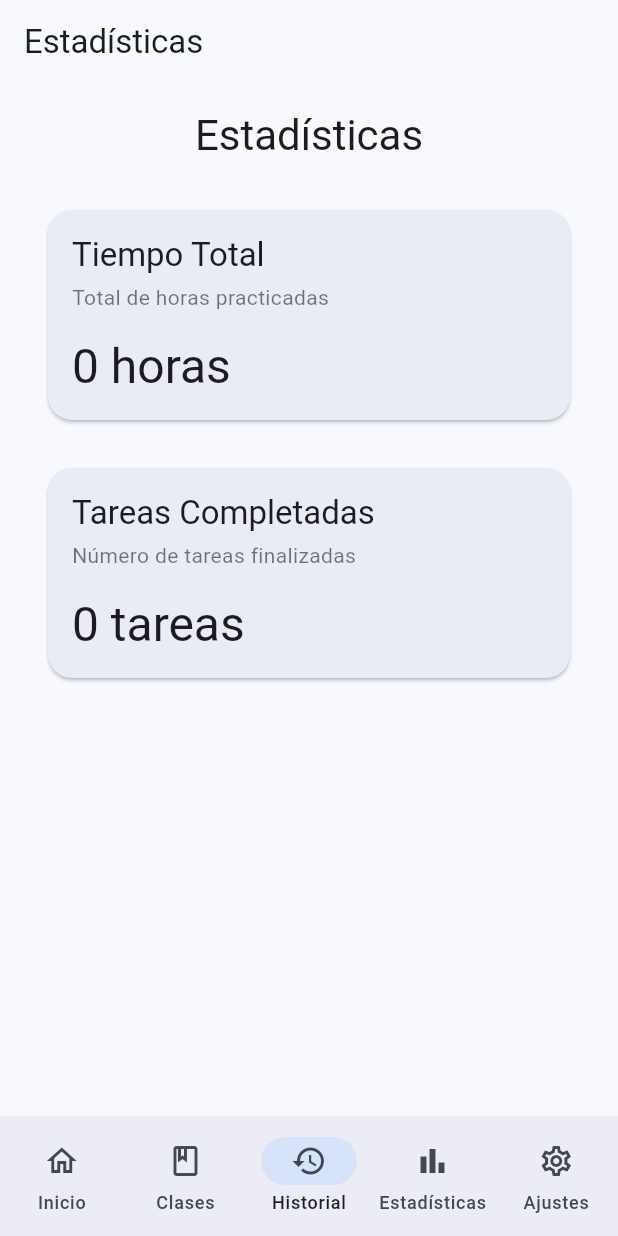
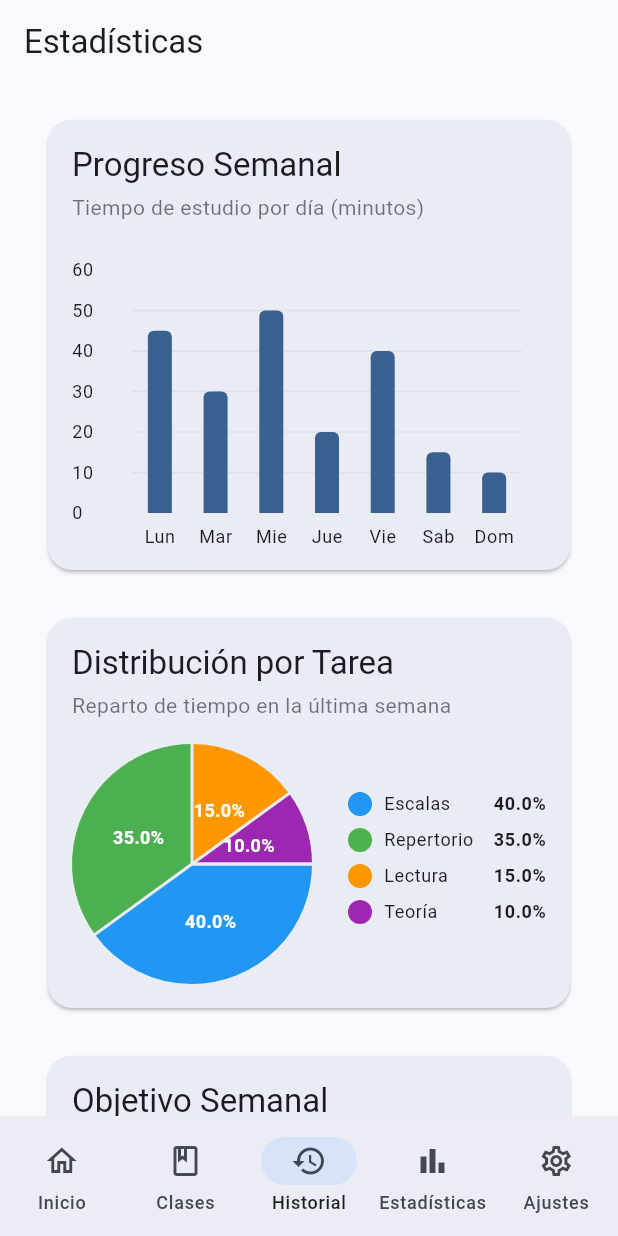
Before and after one commit to Patxito17/playing_tracker_app, a Flutter app: the StatisticsScreen screen opened by its route, on a phone screen of 412 x 824 dp. Run offline on Flutter 3.47's test engine with Material 3 defaults, Android fonts, the light colour scheme and no system bars; drawn by our look-alikes of fl_chart; our stand-ins replace cloud_firestore, equatable, firebase_auth, firebase_core, flutter_bloc, go_router and 2 more; accounts and stored records are empty.

Commit message:
feat: Introduce reusable chart widgets (AppProgressChart, AppPieChart, AppBarChart) for statistics, along with their tests.

```diff
--- a/lib/features/statistics/presentation/screens/statistics_screen.dart
+++ b/lib/features/statistics/presentation/screens/statistics_screen.dart
@@ -3,11 +3,11 @@ import 'package:flutter/material.dart';
 import '../../../../core/constants/app_constants.dart';
 import '../../../../shared/widgets/custom_app_bar.dart';
 import '../../../../shared/widgets/custom_card.dart';
+import '../widgets/app_bar_chart.dart';
+import '../widgets/app_pie_chart.dart';
+import '../widgets/app_progress_chart.dart';
 
-/// Pantalla de estadísticas (Placeholder - Sprint 0)
-///
-/// Esta es una pantalla placeholder simple para probar la navegación.
-/// La UI completa se implementará en fases posteriores.
+/// Pantalla de estadísticas (Integración de Gráficos - Sprint 6 Fase 2)
 class StatisticsScreen extends StatelessWidget {
   const StatisticsScreen({super.key});
 
@@ -15,41 +15,55 @@ class StatisticsScreen extends StatelessWidget {
   Widget build(BuildContext context) {
     return Scaffold(
       appBar: const CustomAppBar(title: 'Estadísticas'),
-      body: Column(
-        children: [
-          Expanded(
-            child: SingleChildScrollView(
+      body: SingleChildScrollView(
         padding: const EdgeInsets.all(AppSpacing.m),
         child: Column(
           children: [
-                  Text(
-                    'Estadísticas',
-                    style: Theme.of(context).textTheme.headlineMedium,
-                  ),
-                  const SizedBox(height: AppSpacing.l),
-                  CustomCard(
-                    title: 'Tiempo Total',
-                    subtitle: 'Total de horas practicadas',
-                    child: Text(
-                      '0 horas',
-                      style: Theme.of(context).textTheme.headlineLarge,
+            const CustomCard(
+              title: 'Progreso Semanal',
+              subtitle: 'Tiempo de estudio por día (minutos)',
+              child: AppBarChart(
+                height: 200,
+                data: [
+                  (label: 'Lun', value: 45),
+                  (label: 'Mar', value: 30),
+                  (label: 'Mie', value: 50),
+                  (label: 'Jue', value: 20),
+                  (label: 'Vie', value: 40),
+                  (label: 'Sab', value: 15),
+                  (label: 'Dom', value: 10),
+                ],
               ),
             ),
             const SizedBox(height: AppSpacing.m),
-                  CustomCard(
-                    title: 'Tareas Completadas',
-                    subtitle: 'Número de tareas finalizadas',
-                    child: Text(
-                      '0 tareas',
-                      style: Theme.of(context).textTheme.headlineLarge,
+            const CustomCard(
+              title: 'Distribución por Tarea',
+              subtitle: 'Reparto de tiempo en la última semana',
+              child: AppPieChart(
+                radius: 80,
+                data: [
+                  (label: 'Escalas', value: 40, color: Colors.blue),
+                  (label: 'Repertorio', value: 35, color: Colors.green),
+                  (label: 'Lectura', value: 15, color: Colors.orange),
+                  (label: 'Teoría', value: 10, color: Colors.purple),
+                ],
+              ),
+            ),
+            const SizedBox(height: AppSpacing.m),
+            const CustomCard(
+              title: 'Objetivo Semanal',
+              subtitle: 'Progreso hacia tu meta de 5 horas',
+              child: Center(
+                child: AppProgressChart(
+                  progress: 0.65,
+                  size: 150,
+                  strokeWidth: 15,
+                ),
               ),
             ),
           ],
         ),
       ),
-          ),
-        ],
-      ),
     );
   }
 }
--- /dev/null
+++ b/lib/features/statistics/presentation/widgets/app_bar_chart.dart
@@ -0,0 +1,176 @@
+import 'package:fl_chart/fl_chart.dart';
+import 'package:flutter/material.dart';
+
+/// Widget reutilizable para gráficos de barras.
+///
+/// Visualiza estadísticas diarias o semanales con barras verticales.
+/// Se adapta automáticamente al tema claro/oscuro de la aplicación.
+class AppBarChart extends StatelessWidget {
+  const AppBarChart({
+    required this.data,
+    this.title,
+    this.height = 250,
+    this.barColor,
+    super.key,
+  });
+
+  /// Datos del gráfico: cada entrada es (label, valor).
+  /// Por ejemplo: [('Lun', 30), ('Mar', 45), ('Mie', 60)]
+  final List<({String label, double value})> data;
+
+  /// Título opcional del gráfico
+  final String? title;
+
+  /// Altura del gráfico
+  final double height;
+
+  /// Color de las barras (si es null, usa el color primario del tema)
+  final Color? barColor;
+
+  @override
+  Widget build(BuildContext context) {
+    final colorScheme = Theme.of(context).colorScheme;
+    final effectiveBarColor = barColor ?? colorScheme.primary;
+
+    // Caso: sin datos
+    if (data.isEmpty) {
+      return SizedBox(
+        height: height,
+        child: Center(
+          child: Text(
+            'No hay datos disponibles',
+            style: Theme.of(context).textTheme.bodyMedium?.copyWith(
+              color: colorScheme.onSurface.withValues(alpha: 0.6),
+            ),
+          ),
+        ),
+      );
+    }
+
+    // Valor máximo para escalar el eje Y
+    final maxValue = data.map((e) => e.value).reduce((a, b) => a > b ? a : b);
+
+    return Column(
+      crossAxisAlignment: CrossAxisAlignment.start,
+      children: [
+        if (title != null)
+          Padding(
+            padding: const EdgeInsets.only(bottom: 16.0),
+            child: Text(
+              title!,
+              style: Theme.of(
+                context,
+              ).textTheme.titleMedium?.copyWith(fontWeight: FontWeight.bold),
+            ),
+          ),
+        SizedBox(
+          height: height,
+          child: Padding(
+            padding: const EdgeInsets.only(right: 16.0, top: 16.0),
+            child: BarChart(
+              BarChartData(
+                alignment: BarChartAlignment.spaceAround,
+                maxY: maxValue * 1.2, // 20% de margen superior
+                barTouchData: BarTouchData(
+                  enabled: true,
+                  touchTooltipData: BarTouchTooltipData(
+                    getTooltipColor: (_) => colorScheme.surfaceContainerHighest,
+                    tooltipPadding: const EdgeInsets.all(8),
+                    tooltipMargin: 8,
+                    getTooltipItem: (group, groupIndex, rod, rodIndex) {
+                      return BarTooltipItem(
+                        '${data[groupIndex].label}\n',
+                        TextStyle(
+                          color: colorScheme.onSurface,
+                          fontWeight: FontWeight.bold,
+                        ),
+                        children: [
+                          TextSpan(
+                            text: '${rod.toY.toInt()} min',
+                            style: TextStyle(
+                              color: colorScheme.onSurface.withValues(
+                                alpha: 0.8,
+                              ),
+                              fontWeight: FontWeight.normal,
+                            ),
+                          ),
+                        ],
+                      );
+                    },
+                  ),
+                ),
+                titlesData: FlTitlesData(
+                  show: true,
+                  bottomTitles: AxisTitles(
+                    sideTitles: SideTitles(
+                      showTitles: true,
+                      getTitlesWidget: (value, meta) {
+                        if (value.toInt() >= data.length) {
+                          return const SizedBox();
+                        }
+                        return Padding(
+                          padding: const EdgeInsets.only(top: 8.0),
+                          child: Text(
+                            data[value.toInt()].label,
+                            style: Theme.of(context).textTheme.bodySmall,
+                          ),
+                        );
+                      },
+                    ),
+                  ),
+                  leftTitles: AxisTitles(
+                    sideTitles: SideTitles(
+                      showTitles: true,
+                      reservedSize: 40,
+                      getTitlesWidget: (value, meta) {
+                        return Text(
+                          value.toInt().toString(),
+                          style: Theme.of(context).textTheme.bodySmall,
+                        );
+                      },
+                    ),
+                  ),
+                  topTitles: const AxisTitles(
+                    sideTitles: SideTitles(showTitles: false),
+                  ),
+                  rightTitles: const AxisTitles(
+                    sideTitles: SideTitles(showTitles: false),
+                  ),
+                ),
+                gridData: FlGridData(
+                  show: true,
+                  drawVerticalLine: false,
+                  horizontalInterval: maxValue / 5,
+                  getDrawingHorizontalLine: (value) {
+                    return FlLine(
+                      color: colorScheme.outlineVariant.withValues(alpha: 0.3),
+                      strokeWidth: 1,
+                    );
+                  },
+                ),
+                borderData: FlBorderData(show: false),
+                barGroups: List.generate(
+                  data.length,
+                  (index) => BarChartGroupData(
+                    x: index,
+                    barRods: [
+                      BarChartRodData(
+                        toY: data[index].value,
+                        color: effectiveBarColor,
+                        width: 16,
+                        borderRadius: const BorderRadius.only(
+                          topLeft: Radius.circular(4),
+                          topRight: Radius.circular(4),
+                        ),
+                      ),
+                    ],
+                  ),
+                ),
+              ),
+            ),
+          ),
+        ),
+      ],
+    );
+  }
+}
--- /dev/null
+++ b/lib/features/statistics/presentation/widgets/app_pie_chart.dart
@@ -0,0 +1,196 @@
+import 'package:fl_chart/fl_chart.dart';
+import 'package:flutter/material.dart';
+
+/// Widget reutilizable para gráficos circulares (Pie Chart).
+///
+/// Visualiza la distribución de tiempo por tarea.
+/// Se adapta automáticamente al tema claro/oscuro de la aplicación.
+class AppPieChart extends StatefulWidget {
+  const AppPieChart({
+    required this.data,
+    this.title,
+    this.radius = 100,
+    this.centerText,
+    super.key,
+  });
+
+  /// Datos del gráfico: cada entrada es (label, valor, color opcional).
+  /// Por ejemplo: [('Escalas', 45, Colors.blue), ('Estudios', 30, Colors.red)]
+  final List<({String label, double value, Color? color})> data;
+
+  /// Título opcional del gráfico
+  final String? title;
+
+  /// Radio del gráfico circular
+  final double radius;
+
+  /// Texto opcional para mostrar en el centro del gráfico
+  final String? centerText;
+
+  @override
+  State<AppPieChart> createState() => _AppPieChartState();
+}
+
+class _AppPieChartState extends State<AppPieChart> {
+  int touchedIndex = -1;
+
+  @override
+  Widget build(BuildContext context) {
+    final colorScheme = Theme.of(context).colorScheme;
+
+    // Caso: sin datos
+    if (widget.data.isEmpty) {
+      return SizedBox(
+        height: widget.radius * 2 + 100,
+        child: Center(
+          child: Text(
+            'No hay datos disponibles',
+            style: Theme.of(context).textTheme.bodyMedium?.copyWith(
+              color: colorScheme.onSurface.withValues(alpha: 0.6),
+            ),
+          ),
+        ),
+      );
+    }
+
+    // Paleta de colores por defecto si no se especifica
+    final defaultColors = [
+      colorScheme.primary,
+      colorScheme.secondary,
+      colorScheme.tertiary,
+      colorScheme.primaryContainer,
+      colorScheme.secondaryContainer,
+      colorScheme.tertiaryContainer,
+    ];
+
+    // Calcular el total para obtener porcentajes
+    final total = widget.data.fold<double>(0, (sum, item) => sum + item.value);
+
+    return Column(
+      crossAxisAlignment: CrossAxisAlignment.start,
+      children: [
+        if (widget.title != null)
+          Padding(
+            padding: const EdgeInsets.only(bottom: 16.0),
+            child: Text(
+              widget.title!,
+              style: Theme.of(
+                context,
+              ).textTheme.titleMedium?.copyWith(fontWeight: FontWeight.bold),
+            ),
+          ),
+        Row(
+          children: [
+            // Gráfico circular
+            SizedBox(
+              height: widget.radius * 2,
+              width: widget.radius * 2,
+              child: PieChart(
+                PieChartData(
+                  pieTouchData: PieTouchData(
+                    touchCallback: (FlTouchEvent event, pieTouchResponse) {
+                      setState(() {
+                        if (!event.isInterestedForInteractions ||
+                            pieTouchResponse == null ||
+                            pieTouchResponse.touchedSection == null) {
+                          touchedIndex = -1;
+                          return;
+                        }
+                        touchedIndex = pieTouchResponse
+                            .touchedSection!
+                            .touchedSectionIndex;
+                      });
+                    },
+                  ),
+                  borderData: FlBorderData(show: false),
+                  sectionsSpace: 2,
+                  centerSpaceRadius: widget.centerText != null ? 40 : 0,
+                  sections: List.generate(widget.data.length, (index) {
+                    final isTouched = index == touchedIndex;
+                    final radius = isTouched
+                        ? widget.radius + 10
+                        : widget.radius;
+                    final item = widget.data[index];
+                    final percentage = (item.value / total * 100)
+                        .toStringAsFixed(1);
+                    final color =
+                        item.color ??
+                        defaultColors[index % defaultColors.length];
+
+                    return PieChartSectionData(
+                      color: color,
+                      value: item.value,
+                      title: '$percentage%',
+                      radius: radius,
+                      titleStyle: TextStyle(
+                        fontSize: isTouched ? 16 : 12,
+                        fontWeight: FontWeight.bold,
+                        color: colorScheme.onPrimary,
+                      ),
+                    );
+                  }),
+                ),
+              ),
+            ),
+            const SizedBox(width: 24),
+            // Leyenda
+            Expanded(
+              child: Column(
+                crossAxisAlignment: CrossAxisAlignment.start,
+                mainAxisSize: MainAxisSize.min,
+                children: List.generate(widget.data.length, (index) {
+                  final item = widget.data[index];
+                  final color =
+                      item.color ?? defaultColors[index % defaultColors.length];
+                  final percentage = (item.value / total * 100).toStringAsFixed(
+                    1,
+                  );
+
+                  return Padding(
+                    padding: const EdgeInsets.only(bottom: 8.0),
+                    child: Row(
+                      children: [
+                        Container(
+                          width: 16,
+                          height: 16,
+                          decoration: BoxDecoration(
+                            color: color,
+                            shape: BoxShape.circle,
+                          ),
+                        ),
+                        const SizedBox(width: 8),
+                        Expanded(
+                          child: Text(
+                            item.label,
+                            style: Theme.of(context).textTheme.bodySmall,
+                            overflow: TextOverflow.ellipsis,
+                          ),
+                        ),
+                        Text(
+                          '$percentage%',
+                          style: Theme.of(context).textTheme.bodySmall
+                              ?.copyWith(fontWeight: FontWeight.bold),
+                        ),
+                      ],
+                    ),
+                  );
+                }),
+              ),
+            ),
+          ],
+        ),
+        // Texto central (si se proporciona)
+        if (widget.centerText != null)
+          Padding(
+            padding: const EdgeInsets.only(top: 8.0),
+            child: Center(
+              child: Text(
+                widget.centerText!,
+                style: Theme.of(context).textTheme.bodyMedium,
+              ),
+            ),
+          ),
+      ],
+    );
+  }
+}
--- a/lib/shared/widgets/custom_bottom_navigation_bar.dart
+++ b/lib/shared/widgets/custom_bottom_navigation_bar.dart
@@ -1,7 +1,11 @@
 import 'package:flutter/material.dart';
+import 'package:flutter_bloc/flutter_bloc.dart';
 import 'package:go_router/go_router.dart';
 
 import '../../core/constants/app_strings.dart';
+import '../../features/auth/domain/enums/user_role.dart';
+import '../../features/auth/presentation/cubit/auth_cubit.dart';
+import '../../features/auth/presentation/cubit/auth_state.dart';
 
 /// BottomNavigationBar personalizado con Material Design 3
 ///
@@ -29,6 +33,10 @@ class CustomBottomNavigationBar extends StatelessWidget {
 
   @override
   Widget build(BuildContext context) {
+    final authState = context.watch<AuthCubit>().state;
+    final isTeacher =
+        authState is AuthAuthenticated && authState.role == UserRole.teacher;
+
     return NavigationBar(
       selectedIndex: navigationShell.currentIndex,
       onDestinationSelected: (index) {
@@ -39,28 +47,31 @@ class CustomBottomNavigationBar extends StatelessWidget {
           initialLocation: index == navigationShell.currentIndex,
         );
       },
-      destinations: const [
-        NavigationDestination(
+      destinations: [
+        const NavigationDestination(
           icon: Icon(Icons.home_outlined),
           selectedIcon: Icon(Icons.home),
           label: NavigationStrings.homeTab,
         ),
-        NavigationDestination(
+        const NavigationDestination(
           icon: Icon(Icons.class_outlined),
           selectedIcon: Icon(Icons.class_),
           label: NavigationStrings.classesTab,
         ),
-        NavigationDestination(
-          icon: Icon(Icons.history_outlined),
-          selectedIcon: Icon(Icons.history),
-          label: NavigationStrings.historyTab,
-        ),
-        NavigationDestination(
+        // Solo mostrar Historial para alumnos, para coincidir con el
+        // número de branches en StatefulShellRoute (4 para docente, 5 para alumno)
+        if (!isTeacher)
+          const NavigationDestination(
+            icon: Icon(Icons.history_outlined),
+            selectedIcon: Icon(Icons.history),
+            label: NavigationStrings.historyTab,
+          ),
+        const NavigationDestination(
           icon: Icon(Icons.bar_chart_outlined),
           selectedIcon: Icon(Icons.bar_chart),
           label: NavigationStrings.statisticsTab,
         ),
-        NavigationDestination(
+        const NavigationDestination(
           icon: Icon(Icons.settings_outlined),
           selectedIcon: Icon(Icons.settings),
           label: NavigationStrings.settingsTab,
--- a/pubspec.yaml
+++ b/pubspec.yaml
@@ -36,7 +36,7 @@ dependencies:
   cupertino_icons: ^1.0.8
 
   # UI y Tema
-  google_fonts: ^7.0.0          # Fuentes personalizadas
+  google_fonts: ^8.0.0          # Fuentes personalizadas
 
   # Navegación
   go_router: ^17.0.0            # Navegación declarativa
@@ -55,6 +55,7 @@ dependencies:
   # Utilidades
   intl: ^0.20.2                 # Internacionalización
   uuid: ^4.5.1                  # Generación de IDs únicos y códigos de acceso
+
   # Autenticación
   firebase_auth: ^6.1.2
 
@@ -63,6 +64,9 @@ dependencies:
 
   # Storage para hydrated_bloc
   path_provider: ^2.1.5
+
+  # Gráficos y visualizaciones
+  fl_chart: ^1.1.1              # Librería de gráficos para estadísticas
 
 dev_dependencies:
   flutter_test:
```
Also changed, not shown: lib/features/classes/presentation/widgets/class_statistics_tab.dart (+27 -43 lines), lib/features/statistics/presentation/widgets/app_progress_chart.dart (added, +89 -0 lines), pubspec.lock, 4 other files. Lines whose indentation alone changed are shown as unchanged.
